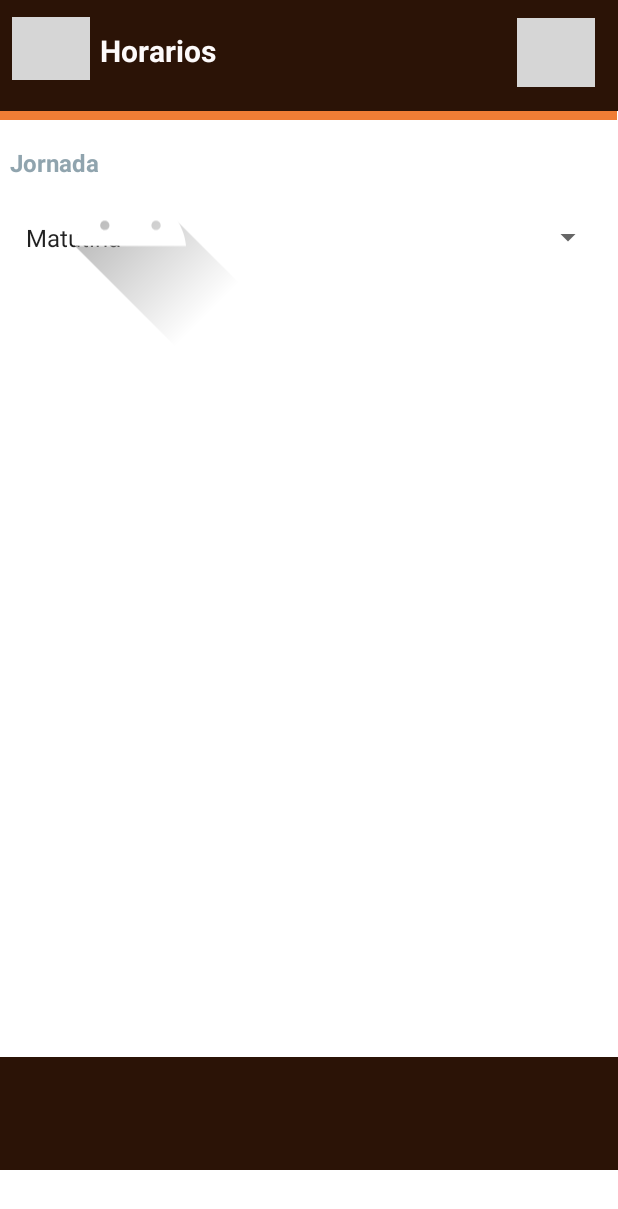
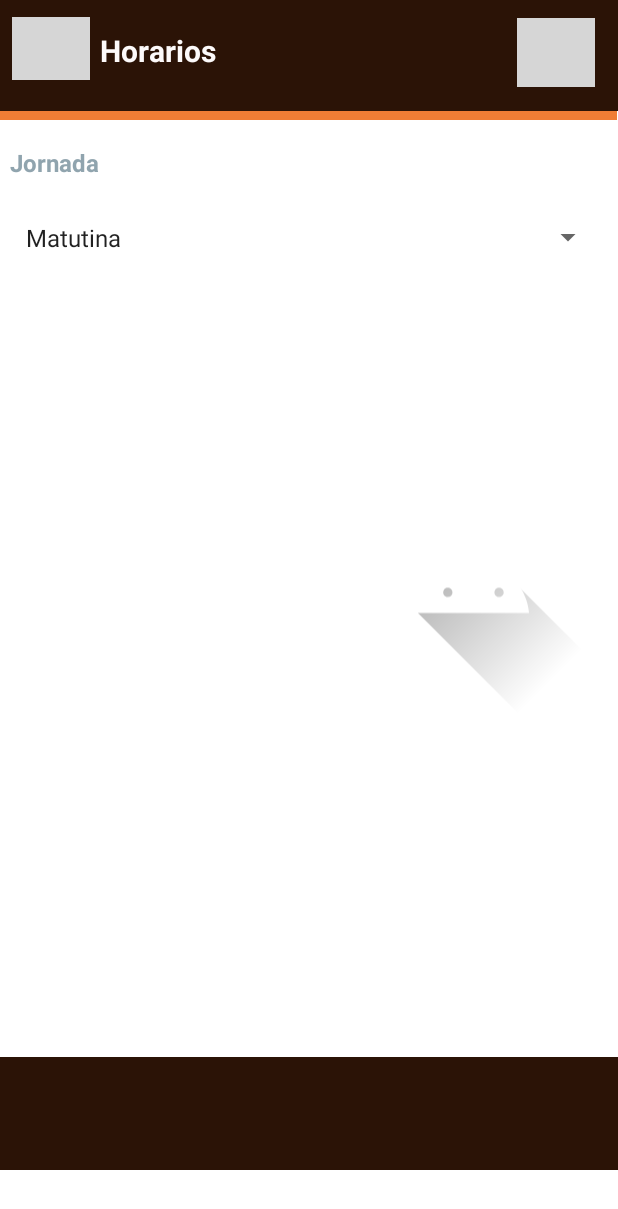
Before and after one commit to Catherine1998/EasyBookingApp, an Android app: the horario screen opened directly, with no data from a screen before it, on a phone screen of 412 x 824 dp. Shown: the top 1209 px of the screen. Run offline under Robolectric (Android 15) with nearby library versions, the phone set to English and light mode, and no system bars; our stand-ins replace Picasso; pictures from the network do not load; grey boxes are pictures that could not be loaded.

Commit message:
Orden Horario

```diff
--- a/app/src/main/res/layout/activity_horario.xml
+++ b/app/src/main/res/layout/activity_horario.xml
@@ -145,7 +145,13 @@
         android:id="@+id/imageView3"
         android:layout_width="174dp"
         android:layout_height="296dp"
-        app:srcCompat="@drawable/ic_launcher_foreground"
-        tools:layout_editor_absoluteX="227dp"
-        tools:layout_editor_absoluteY="198dp" />
+        android:layout_marginTop="13dp"
+        android:layout_marginBottom="164dp"
+        app:layout_constraintBottom_toTopOf="@+id/toolbar24"
+        app:layout_constraintEnd_toEndOf="parent"
+        app:layout_constraintHorizontal_bias="0.962"
+        app:layout_constraintStart_toStartOf="parent"
+        app:layout_constraintTop_toBottomOf="@+id/spnJornadas"
+        app:layout_constraintVertical_bias="1.0"
+        app:srcCompat="@drawable/ic_launcher_foreground" />
 </androidx.constraintlayout.widget.ConstraintLayout>
--- a/app/src/main/res/layout/activity_main.xml
+++ b/app/src/main/res/layout/activity_main.xml
@@ -34,10 +34,11 @@
 
     <TextView
         android:id="@+id/textView"
-        android:layout_width="298dp"
+        android:layout_width="wrap_content"
         android:layout_height="118dp"
         android:layout_marginTop="48dp"
         android:text="@string/Bienvenida"
+        android:textAlignment="center"
         android:textColor="@color/white"
         android:textSize="48sp"
         android:textStyle="bold"
```
